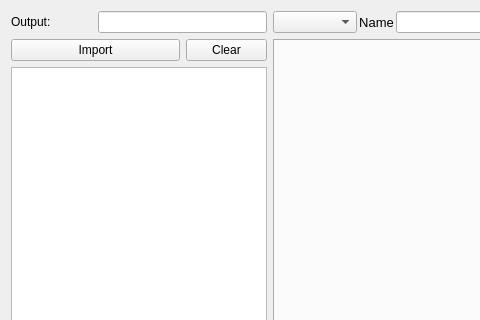
Old version of the form ui/component.ui in the repository Somhammer/ProtonTherapy; both pictures show x 0 to 480 and y 0 to 320 of the 1259 by 452 pixel window.
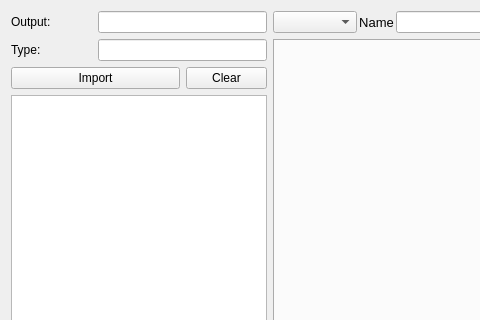
New version of the form. Icons and pictures are not drawn.

The edit to the form file:
```diff
--- a/ui/component.ui
+++ b/ui/component.ui
@@ -62,6 +62,22 @@
        </property>
       </widget>
      </item>
+     <item row="2" column="0">
+      <widget class="QLabel" name="labelCtype">
+       <property name="sizePolicy">
+        <sizepolicy hsizetype="Preferred" vsizetype="Maximum">
+         <horstretch>0</horstretch>
+         <verstretch>0</verstretch>
+        </sizepolicy>
+       </property>
+       <property name="text">
+        <string>Type:</string>
+       </property>
+      </widget>
+     </item>
+     <item row="2" column="1" colspan="2">
+      <widget class="QLineEdit" name="lineCtype"/>
+     </item>
     </layout>
    </item>
    <item row="0" column="1">
```
